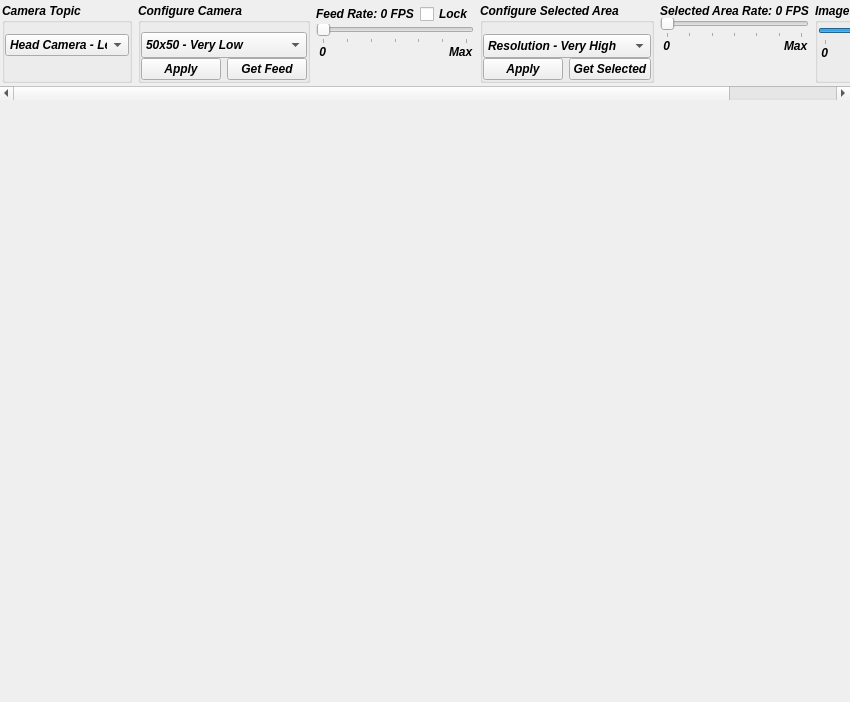
Above: vigir_ocs_camera_view/src/ui/camera_view_widget.ui from team-vigir/vigir_ocs_common before the change. Below: the same form after it.
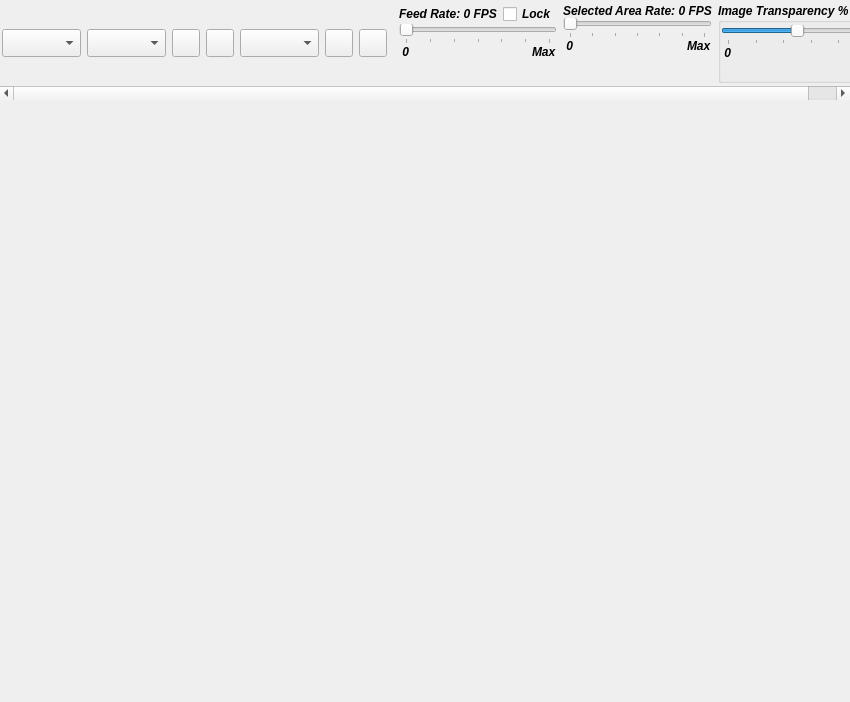
That is the form after the change. Icons and pictures are not drawn.

Commit message: - small bugfixes - fixed colors - started adding camera toolbar and created toolbar icon

The edit to the form file:
```diff
--- a/vigir_ocs_camera_view/src/ui/camera_view_widget.ui
+++ b/vigir_ocs_camera_view/src/ui/camera_view_widget.ui
@@ -75,9 +75,9 @@
      <widget class="QWidget" name="scrolling_area">
       <property name="geometry">
        <rect>
-        <x>-149</x>
+        <x>0</x>
         <y>0</y>
-        <width>999</width>
+        <width>871</width>
         <height>84</height>
        </rect>
       </property>
@@ -91,6 +91,182 @@
        <property name="margin">
         <number>2</number>
        </property>
+       <item>
+        <widget class="QComboBox" name="camera">
+         <property name="enabled">
+          <bool>true</bool>
+         </property>
+         <property name="sizePolicy">
+          <sizepolicy hsizetype="Expanding" vsizetype="Expanding">
+           <horstretch>0</horstretch>
+           <verstretch>0</verstretch>
+          </sizepolicy>
+         </property>
+         <property name="maximumSize">
+          <size>
+           <width>16777215</width>
+           <height>28</height>
+          </size>
+         </property>
+         <property name="focusPolicy">
+          <enum>Qt::TabFocus</enum>
+         </property>
+         <property name="toolTip">
+          <string>&lt;html&gt;&lt;head/&gt;&lt;body&gt;&lt;p&gt;Change the camera topic.&lt;/p&gt;&lt;/body&gt;&lt;/html&gt;</string>
+         </property>
+         <property name="insertPolicy">
+          <enum>QComboBox::InsertAtTop</enum>
+         </property>
+        </widget>
+       </item>
+       <item>
+        <widget class="QComboBox" name="feed_resolution">
+         <property name="sizePolicy">
+          <sizepolicy hsizetype="Expanding" vsizetype="Expanding">
+           <horstretch>0</horstretch>
+           <verstretch>0</verstretch>
+          </sizepolicy>
+         </property>
+         <property name="maximumSize">
+          <size>
+           <width>90</width>
+           <height>28</height>
+          </size>
+         </property>
+         <property name="toolTip">
+          <string>&lt;html&gt;&lt;head/&gt;&lt;body&gt;&lt;p&gt;Change the image resolution.&lt;/p&gt;&lt;/body&gt;&lt;/html&gt;</string>
+         </property>
+         <property name="currentIndex">
+          <number>-1</number>
+         </property>
+        </widget>
+       </item>
+       <item>
+        <widget class="QPushButton" name="getCameraImage">
+         <property name="sizePolicy">
+          <sizepolicy hsizetype="MinimumExpanding" vsizetype="Fixed">
+           <horstretch>0</horstretch>
+           <verstretch>0</verstretch>
+          </sizepolicy>
+         </property>
+         <property name="maximumSize">
+          <size>
+           <width>28</width>
+           <height>28</height>
+          </size>
+         </property>
+         <property name="toolTip">
+          <string>&lt;html&gt;&lt;head/&gt;&lt;body&gt;&lt;p&gt;Get single full image from the selected camera.&lt;/p&gt;&lt;/body&gt;&lt;/html&gt;</string>
+         </property>
+         <property name="text">
+          <string/>
+         </property>
+         <property name="icon">
+          <iconset>
+           <normaloff>../../icons/get_image_step.png</normaloff>../../icons/get_image_step.png</iconset>
+         </property>
+         <property name="iconSize">
+          <size>
+           <width>22</width>
+           <height>22</height>
+          </size>
+         </property>
+         <property name="shortcut">
+          <string>F</string>
+         </property>
+        </widget>
+       </item>
+       <item>
+        <widget class="QPushButton" name="applyCameraFeed">
+         <property name="maximumSize">
+          <size>
+           <width>28</width>
+           <height>28</height>
+          </size>
+         </property>
+         <property name="toolTip">
+          <string>&lt;html&gt;&lt;head/&gt;&lt;body&gt;&lt;p&gt;Change video feed configuration.&lt;/p&gt;&lt;/body&gt;&lt;/html&gt;</string>
+         </property>
+         <property name="text">
+          <string/>
+         </property>
+         <property name="icon">
+          <iconset>
+           <normaloff>../../icons/get_image_play.png</normaloff>../../icons/get_image_play.png</iconset>
+         </property>
+         <property name="iconSize">
+          <size>
+           <width>22</width>
+           <height>22</height>
+          </size>
+         </property>
+        </widget>
+       </item>
+       <item>
+        <widget class="QComboBox" name="selected_resolution">
+         <property name="sizePolicy">
+          <sizepolicy hsizetype="Expanding" vsizetype="Expanding">
+           <horstretch>0</horstretch>
+           <verstretch>0</verstretch>
+          </sizepolicy>
+         </property>
+         <property name="maximumSize">
+          <size>
+           <width>16777215</width>
+           <height>28</height>
+          </size>
+         </property>
+        </widget>
+       </item>
+       <item>
+        <widget class="QPushButton" name="getAreaImage">
+         <property name="maximumSize">
+          <size>
+           <width>28</width>
+           <height>28</height>
+          </size>
+         </property>
+         <property name="text">
+          <string/>
+         </property>
+         <property name="icon">
+          <iconset>
+           <normaloff>../../icons/mg_step.png</normaloff>../../icons/mg_step.png</iconset>
+         </property>
+         <property name="iconSize">
+          <size>
+           <width>22</width>
+           <height>22</height>
+          </size>
+         </property>
+         <property name="shortcut">
+          <string>S</string>
+         </property>
+        </widget>
+       </item>
+       <item>
+        <widget class="QPushButton" name="applyAreaFeed">
+         <property name="maximumSize">
+          <size>
+           <width>28</width>
+           <height>28</height>
+          </size>
+         </property>
+         <property name="text">
+          <string/>
+         </property>
+         <property name="icon">
+          <iconset>
+           <normaloff>../../icons/mg_play.png</normaloff>../../icons/mg_play.png</iconset>
+         </property>
+         <property name="iconSize">
+          <size>
+           <width>22</width>
+           <height>22</height>
+          </size>
+         </property>
+        </widget>
+       </item>
        <item>
         <widget class="QWidget" name="widget" native="true">
          <layout class="QVBoxLayout" name="verticalLayout_2">
@@ -100,219 +276,6 @@
           <property name="margin">
            <number>0</number>
           </property>
-          <item>
-           <widget class="QGroupBox" name="groupBox">
-            <property name="sizePolicy">
-             <sizepolicy hsizetype="Expanding" vsizetype="Expanding">
-              <horstretch>0</horstretch>
-              <verstretch>0</verstretch>
-             </sizepolicy>
-            </property>
-            <property name="maximumSize">
-             <size>
-              <width>130</width>
-              <height>80</height>
-             </size>
-            </property>
-            <property name="title">
-             <string>Camera Topic</string>
-            </property>
-            <layout class="QVBoxLayout" name="verticalLayout_4">
-             <property name="spacing">
-              <number>0</number>
-             </property>
-             <property name="leftMargin">
-              <number>0</number>
-             </property>
-             <property name="rightMargin">
-              <number>0</number>
-             </property>
-             <property name="bottomMargin">
-              <number>0</number>
-             </property>
-             <item>
-              <widget class="QComboBox" name="camera">
-               <property name="enabled">
-                <bool>true</bool>
-               </property>
-               <property name="sizePolicy">
-                <sizepolicy hsizetype="Expanding" vsizetype="Expanding">
-                 <horstretch>0</horstretch>
-                 <verstretch>0</verstretch>
-                </sizepolicy>
-               </property>
-               <property name="maximumSize">
-                <size>
-                 <width>16777215</width>
-                 <height>28</height>
-                </size>
-               </property>
-               <property name="focusPolicy">
-                <enum>Qt::TabFocus</enum>
-               </property>
-               <property name="insertPolicy">
-                <enum>QComboBox::InsertAtTop</enum>
-               </property>
-               <item>
-                <property name="text">
-                 <string>Head Camera - Left</string>
-                </property>
-               </item>
-               <item>
-                <property name="text">
-                 <string>Head Camera - Right</string>
-                </property>
-               </item>
-               <item>
-                <property name="text">
-                 <string>Left Hand Camera - Left</string>
-                </property>
-               </item>
-               <item>
-                <property name="text">
-                 <string>Left Hand Camera - Right</string>
-                </property>
-               </item>
-               <item>
-                <property name="text">
-                 <string>Right Hand Camera - Left</string>
-                </property>
-               </item>
-               <item>
-                <property name="text">
-                 <string>Right Hand Camera - Right</string>
-                </property>
-               </item>
-              </widget>
-             </item>
-             <item>
-              <spacer name="verticalSpacer_3">
-               <property name="orientation">
-                <enum>Qt::Vertical</enum>
-               </property>
-               <property name="sizeHint" stdset="0">
-                <size>
-                 <width>20</width>
-                 <height>40</height>
-                </size>
-               </property>
-              </spacer>
-             </item>
-            </layout>
-           </widget>
-          </item>
-         </layout>
-        </widget>
-       </item>
-       <item>
-        <widget class="QGroupBox" name="feed_fps_box">
-         <property name="sizePolicy">
-          <sizepolicy hsizetype="Expanding" vsizetype="Expanding">
-           <horstretch>0</horstretch>
-           <verstretch>0</verstretch>
-          </sizepolicy>
-         </property>
-         <property name="maximumSize">
-          <size>
-           <width>16777215</width>
-           <height>80</height>
-          </size>
-         </property>
-         <property name="title">
-          <string>Configure Camera</string>
-         </property>
-         <property name="alignment">
-          <set>Qt::AlignLeading|Qt::AlignLeft|Qt::AlignTop</set>
-         </property>
-         <property name="checkable">
-          <bool>false</bool>
-         </property>
-         <layout class="QVBoxLayout" name="verticalLayout_5">
-          <property name="spacing">
-           <number>0</number>
-          </property>
-          <property name="leftMargin">
-           <number>0</number>
-          </property>
-          <property name="topMargin">
-           <number>9</number>
-          </property>
-          <property name="rightMargin">
-           <number>0</number>
-          </property>
-          <property name="bottomMargin">
-           <number>0</number>
-          </property>
-          <item>
-           <widget class="QComboBox" name="feed_resolution">
-            <property name="sizePolicy">
-             <sizepolicy hsizetype="Expanding" vsizetype="Expanding">
-              <horstretch>0</horstretch>
-              <verstretch>0</verstretch>
-             </sizepolicy>
-            </property>
-            <property name="maximumSize">
-             <size>
-              <width>16777215</width>
-              <height>28</height>
-             </size>
-            </property>
-            <property name="currentIndex">
-             <number>4</number>
-            </property>
-            <item>
-             <property name="text">
-              <string>800x800 - Very High</string>
-             </property>
-            </item>
-            <item>
-             <property name="text">
-              <string>400x400 - High</string>
-             </property>
-            </item>
-            <item>
-             <property name="text">
-              <string>200x200 - Medium</string>
-             </property>
-            </item>
-            <item>
-             <property name="text">
-              <string>100x100 - Low</string>
-             </property>
-            </item>
-            <item>
-             <property name="text">
-              <string>50x50 - Very Low</string>
-             </property>
-            </item>
-           </widget>
-          </item>
-          <item>
-           <widget class="QWidget" name="widget_10" native="true">
-            <layout class="QHBoxLayout" name="horizontalLayout_5">
-             <property name="margin">
-              <number>0</number>
-             </property>
-             <item>
-              <widget class="QPushButton" name="applyCameraFeed">
-               <property name="text">
-                <string>Apply</string>
-               </property>
-              </widget>
-             </item>
-             <item>
-              <widget class="QPushButton" name="getCameraImage">
-               <property name="text">
-                <string>Get Feed</string>
-               </property>
-               <property name="shortcut">
-                <string>F</string>
-               </property>
-              </widget>
-             </item>
-            </layout>
-           </widget>
-          </item>
          </layout>
         </widget>
        </item>
@@ -497,115 +460,6 @@
          </layout>
         </widget>
        </item>
-       <item>
-        <widget class="QGroupBox" name="area_feed_box">
-         <property name="sizePolicy">
-          <sizepolicy hsizetype="Preferred" vsizetype="Preferred">
-           <horstretch>0</horstretch>
-           <verstretch>0</verstretch>
-          </sizepolicy>
-         </property>
-         <property name="maximumSize">
-          <size>
-           <width>16777215</width>
-           <height>80</height>
-          </size>
-         </property>
-         <property name="baseSize">
-          <size>
-           <width>0</width>
-           <height>0</height>
-          </size>
-         </property>
-         <property name="title">
-          <string>Configure Selected Area</string>
-         </property>
-         <property name="checkable">
-          <bool>false</bool>
-         </property>
-         <layout class="QVBoxLayout" name="verticalLayout_6">
-          <property name="spacing">
-           <number>0</number>
-          </property>
-          <property name="leftMargin">
-           <number>0</number>
-          </property>
-          <property name="rightMargin">
-           <number>0</number>
-          </property>
-          <property name="bottomMargin">
-           <number>0</number>
-          </property>
-          <item>
-           <widget class="QComboBox" name="selected_resolution">
-            <property name="sizePolicy">
-             <sizepolicy hsizetype="Expanding" vsizetype="Expanding">
-              <horstretch>0</horstretch>
-              <verstretch>0</verstretch>
-             </sizepolicy>
-            </property>
-            <property name="maximumSize">
-             <size>
-              <width>16777215</width>
-              <height>28</height>
-             </size>
-            </property>
-            <item>
-             <property name="text">
-              <string>Resolution - Very High</string>
-             </property>
-            </item>
-            <item>
-             <property name="text">
-              <string>Resolution - High</string>
-             </property>
-            </item>
-            <item>
-             <property name="text">
-              <string>Resolution - Medium</string>
-             </property>
-            </item>
-            <item>
-             <property name="text">
-              <string>Resolution - Low</string>
-             </property>
-            </item>
-            <item>
-             <property name="text">
-              <string>Resolution - Very Low</string>
-             </property>
-            </item>
-           </widget>
-          </item>
-          <item>
-           <widget class="QWidget" name="widget_8" native="true">
-            <layout class="QHBoxLayout" name="horizontalLayout_3">
-             <property name="margin">
-              <number>0</number>
-             </property>
-             <item>
-              <widget class="QPushButton" name="applyAreaFeed">
-               <property name="text">
-                <string>Apply</string>
-               </property>
-              </widget>
-             </item>
-             <item>
-              <widget class="QPushButton" name="getAreaImage">
-               <property name="text">
-                <string>Get Selected</string>
-               </property>
-               <property name="shortcut">
-                <string>S</string>
-               </property>
-              </widget>
-             </item>
-            </layout>
-           </widget>
-          </item>
-         </layout>
-        </widget>
-       </item>
        <item>
         <widget class="QWidget" name="widget_3" native="true">
          <layout class="QVBoxLayout" name="verticalLayout_8">
```
Left out of the diff: 35 changed lines with no effect on the pictures. The commit also changes 13 other files.
